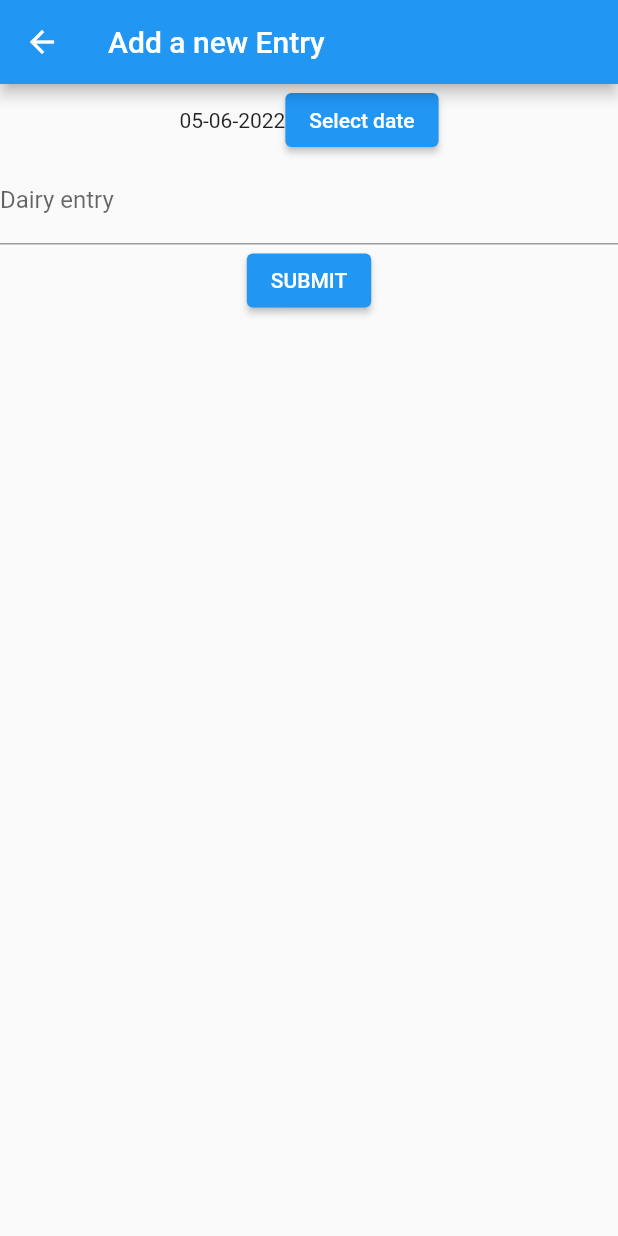
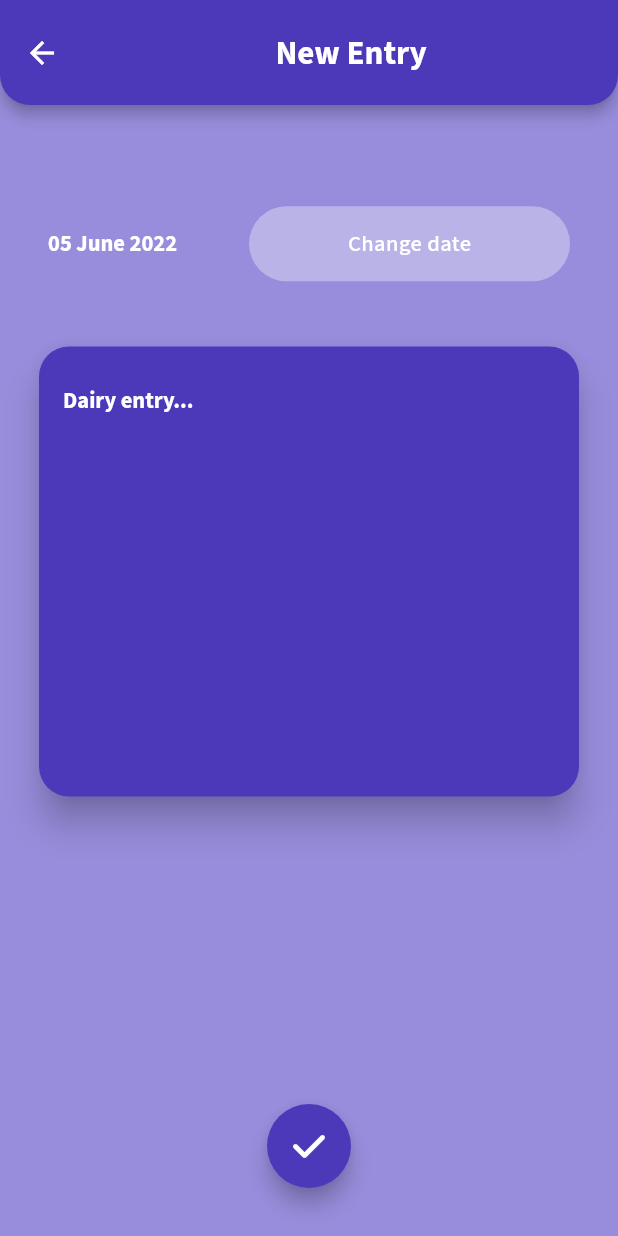
Before and after one commit to letsintegreat/Diary, a Flutter app: the NewEntryPage screen opened directly with empty values, on a phone screen of 412 x 824 dp. Run offline on Flutter 3.47's test engine with Material 2 defaults, Android fonts, the phone set to English and light mode, and no system bars; our stand-ins replace cloud_firestore, firebase_auth, firebase_core, font_awesome_flutter, google_fonts, page_transition; accounts and stored records are empty.

Commit message:
Design NewEntryPage.dart

```diff
--- a/lib/pages/AuthPage.dart
+++ b/lib/pages/AuthPage.dart
@@ -22,7 +22,10 @@ class _AuthPage extends State<AuthPage> {
     return MaterialApp(
       debugShowCheckedModeBanner: false,
       title: "Dairy",
-      theme: ThemeData(scaffoldBackgroundColor: const Color(0xFF988DDC)),
+      theme: ThemeData(
+        scaffoldBackgroundColor: const Color(0xFF988DDC),
+        primaryColor: Color(0xFF4b39ba),
+      ),
       home: Scaffold(
         body: Builder(builder: (context) {
           return Center(
@@ -247,7 +250,8 @@ class _AuthPage extends State<AuthPage> {
     Navigator.push(
         context,
         PageTransition(
-            child: RegisterPage(), type: PageTransitionType.rightToLeftWithFade));
+            child: RegisterPage(),
+            type: PageTransitionType.rightToLeftWithFade));
   }
 
   void submit() async {
--- a/lib/pages/HomePage.dart
+++ b/lib/pages/HomePage.dart
@@ -25,10 +25,15 @@ class _HomePage extends State<HomePage> {
   Widget build(BuildContext context) {
     return MaterialApp(
       debugShowCheckedModeBanner: false,
+      theme: ThemeData(
+        scaffoldBackgroundColor: const Color(0xFF988DDC),
+        primaryColor: Color(0xFF4b39ba),
+      ),
       title: "Dairy",
       home: Scaffold(
         appBar: AppBar(
           title: const Text("Welcome"),
+          backgroundColor: Color(0xFF4b39ba),
           actions: <Widget>[
             Builder(builder: (context) {
               return PopupMenuButton<String>(onSelected: (s) {
--- a/lib/pages/NewEntryPage.dart
+++ b/lib/pages/NewEntryPage.dart
@@ -3,6 +3,8 @@ import 'package:diary/models/DairyUser.dart';
 import 'package:diary/models/DiaryEntry.dart';
 import 'package:firebase_auth/firebase_auth.dart';
 import 'package:flutter/material.dart';
+import 'package:font_awesome_flutter/font_awesome_flutter.dart';
+import 'package:google_fonts/google_fonts.dart';
 
 class NewEntryPage extends StatefulWidget {
   DiaryUser diaryUser;
@@ -37,6 +39,16 @@ class _NewEntryPage extends State<NewEntryPage> {
   Future<void> _selectDate(BuildContext context) async {
     final DateTime? picked = await showDatePicker(
         context: context,
+        builder: (context, child) {
+          return Theme(
+            child: child!,
+            data: Theme.of(context).copyWith(
+                colorScheme: ColorScheme.light(
+              primary: Color(0xFF4b39ba),
+              onPrimary: Colors.white,
+            )),
+          );
+        },
         selectableDayPredicate: (DateTime val) {
           List<String> args = "${val.toLocal()}".split(' ')[0].split("-");
           String t = "${args[2]}-${args[1]}-${args[0]}";
@@ -64,22 +76,81 @@ class _NewEntryPage extends State<NewEntryPage> {
     setDateInString();
     return Scaffold(
       appBar: AppBar(
-        title: Text("Add a new Entry"),
+        title: Center(
+            child: Text(
+          "New Entry",
+          style: GoogleFonts.sourceSansPro(
+              fontWeight: FontWeight.bold, fontSize: 22),
+        )),
+        toolbarHeight: 70,
+        shape: RoundedRectangleBorder(
+          borderRadius: BorderRadius.vertical(
+            bottom: Radius.circular(20),
           ),
-      body: Column(
+        ),
+        backgroundColor: Color(0xFF4b39ba),
+      ),
+      body: Padding(
+        padding: const EdgeInsets.fromLTRB(0, 50, 0, 0),
+        child: ListView(
           children: [
             Row(
-            mainAxisAlignment: MainAxisAlignment.center,
               children: [
-              Text(dateInString),
+                Padding(
+                  padding: const EdgeInsets.all(32.0),
+                  child: Text(
+                    getTitleFromTimeStamp(dateInString),
+                    style: GoogleFonts.sourceSansPro(
+                        fontSize: 15,
+                        color: Colors.white,
+                        fontWeight: FontWeight.bold),
+                  ),
+                ),
                 Builder(builder: (context) {
+                  return Expanded(
+                    child: Padding(
+                      padding: const EdgeInsets.fromLTRB(16, 16, 32, 16),
+                      child: Container(
+                        height: 50,
+                        child: Builder(builder: (context) {
                           return ElevatedButton(
                             onPressed: () => _selectDate(context),
-                    child: Text("Select date"));
+                            child: Text(
+                              "Change date",
+                              style: GoogleFonts.sourceSansPro(
+                                  fontSize: 15, letterSpacing: .3),
+                            ),
+                            style: ElevatedButton.styleFrom(
+                              elevation: 0.0,
+                              shadowColor: Colors.transparent,
+                              primary: Color(0xFFbab3e8),
+                              shape: RoundedRectangleBorder(
+                                borderRadius: BorderRadius.circular(50),
+                              ),
+                            ),
+                          );
+                        }),
+                      ),
+                    ),
+                  );
                 }),
               ],
             ),
-          TextField(
+            Padding(
+              padding: const EdgeInsets.fromLTRB(26.0, 26.0, 26.0, 100),
+              child: Material(
+                elevation: 10,
+                shape: RoundedRectangleBorder(
+                    borderRadius: BorderRadius.all(Radius.circular(20))),
+                color: Color(0xFF4b39ba),
+                child: Container(
+                  height: 300,
+                  decoration: BoxDecoration(
+                    borderRadius: BorderRadius.circular(20),
+                  ),
+                  child: Padding(
+                    padding: const EdgeInsets.fromLTRB(16.0, 0, 16.0, 16.0),
+                    child: TextField(
                       controller: _entryController,
                       keyboardType: TextInputType.multiline,
                       maxLines: null,
@@ -88,17 +159,39 @@ class _NewEntryPage extends State<NewEntryPage> {
                           _entryError = "";
                         });
                       },
+                      style: GoogleFonts.sourceSansPro(
+                          color: Colors.white, fontSize: 25),
                       decoration: InputDecoration(
-              labelText: "Dairy entry",
+                          border: InputBorder.none,
+                          focusedBorder: InputBorder.none,
+                          enabledBorder: InputBorder.none,
+                          errorBorder: InputBorder.none,
+                          disabledBorder: InputBorder.none,
+                          labelText: "Dairy entry...",
                           errorText: _entryError == "" ? null : _entryError,
+                          labelStyle: GoogleFonts.sourceSansPro(
+                              color: Colors.white,
+                              fontWeight: FontWeight.bold,
+                              fontSize: 15)),
                     ),
                   ),
-          Builder(builder: (context) {
-            return ElevatedButton(
-                onPressed: () => submit(context), child: Text("SUBMIT"));
-          }),
+                ),
+              ),
+            ),
           ],
         ),
+      ),
+      floatingActionButtonLocation: FloatingActionButtonLocation.centerDocked,
+      floatingActionButton: Builder(builder: (context) {
+        return Padding(
+          padding: const EdgeInsets.all(32.0),
+          child: FloatingActionButton(
+            backgroundColor: Color(0xFF4b39ba),
+            child: FaIcon(FontAwesomeIcons.check),
+            onPressed: () => submit(context),
+          ),
+        );
+      }),
     );
   }
 
@@ -119,4 +212,24 @@ class _NewEntryPage extends State<NewEntryPage> {
     usersCollection.doc(firebaseUser.uid).set(widget.diaryUser.toJson());
     Navigator.of(context).pop();
   }
+
+  String getTitleFromTimeStamp(String timeStamp) {
+    List<String> args = timeStamp.split("-");
+    List<String> months = [
+      "Jan",
+      "Feb",
+      "March",
+      "Apr",
+      "May",
+      "June",
+      "July",
+      "Aug",
+      "Sep",
+      "Oct",
+      "Nov",
+      "Dec"
+    ];
+    int mon = int.parse(args[1]);
+    return "${args[0]} ${months[mon - 1]} ${args[2]}";
   }
+}
```
Lines whose indentation alone changed are shown as unchanged.
